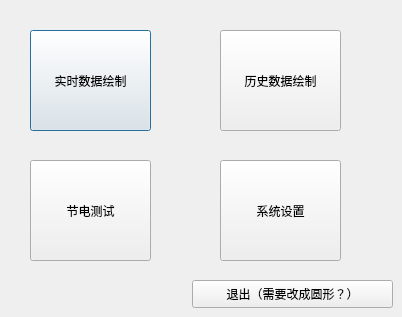
DaiLuyaoME/SavingEletricity, file mainwindow.ui: the form before one commit.
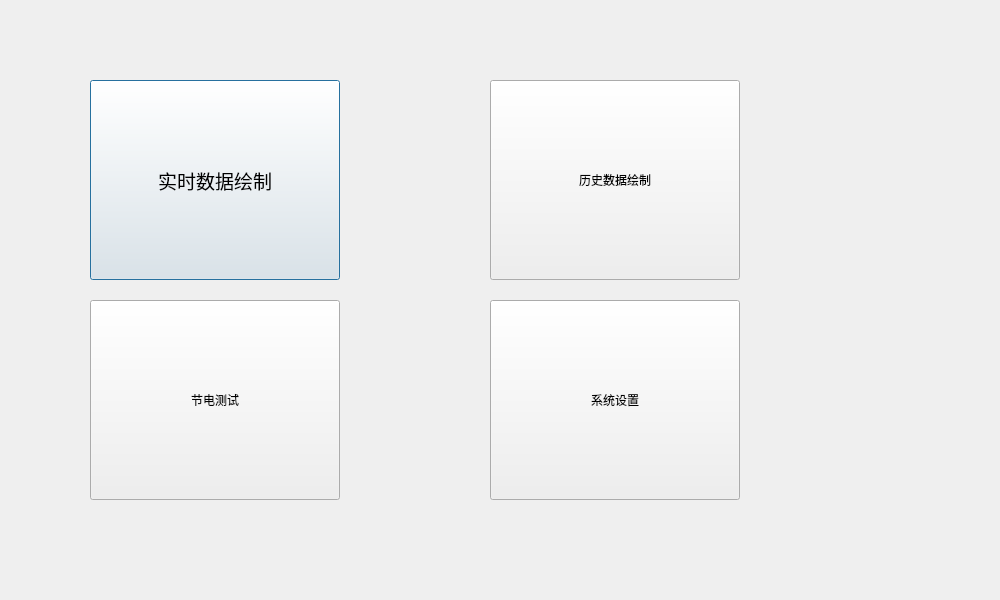
The form after the commit. Icons and pictures are not drawn.

Commit message: seperate plots, add icons

Patch:
```diff
--- a/mainwindow.ui
+++ b/mainwindow.ui
@@ -6,8 +6,8 @@
    <rect>
     <x>0</x>
     <y>0</y>
-    <width>402</width>
-    <height>317</height>
+    <width>1000</width>
+    <height>600</height>
    </rect>
   </property>
   <property name="windowTitle">
@@ -16,66 +16,146 @@
   <widget class="QPushButton" name="pushButton">
    <property name="geometry">
     <rect>
-     <x>30</x>
-     <y>30</y>
-     <width>121</width>
-     <height>101</height>
+     <x>90</x>
+     <y>80</y>
+     <width>250</width>
+     <height>200</height>
     </rect>
    </property>
+   <property name="font">
+    <font>
+     <family>黑体</family>
+     <pointsize>14</pointsize>
+    </font>
+   </property>
+   <property name="autoFillBackground">
+    <bool>false</bool>
+   </property>
+   <property name="styleSheet">
+    <string notr="true"/>
+   </property>
    <property name="text">
     <string>实时数据绘制</string>
    </property>
+   <property name="icon">
+    <iconset>
+     <normaloff>icon/realtime.ico</normaloff>icon/realtime.ico</iconset>
+   </property>
+   <property name="iconSize">
+    <size>
+     <width>128</width>
+     <height>128</height>
+    </size>
+   </property>
+   <property name="flat">
+    <bool>false</bool>
+   </property>
   </widget>
   <widget class="QPushButton" name="pushButton_2">
    <property name="geometry">
     <rect>
-     <x>220</x>
-     <y>30</y>
-     <width>121</width>
-     <height>101</height>
+     <x>490</x>
+     <y>80</y>
+     <width>250</width>
+     <height>200</height>
     </rect>
    </property>
    <property name="text">
     <string>历史数据绘制</string>
    </property>
+   <property name="icon">
+    <iconset>
+     <normaloff>icon/history.ico</normaloff>icon/history.ico</iconset>
+   </property>
+   <property name="iconSize">
+    <size>
+     <width>72</width>
+     <height>72</height>
+    </size>
+   </property>
   </widget>
   <widget class="QPushButton" name="pushButton_3">
    <property name="geometry">
     <rect>
-     <x>30</x>
-     <y>160</y>
-     <width>121</width>
-     <height>101</height>
+     <x>90</x>
+     <y>300</y>
+     <width>250</width>
+     <height>200</height>
     </rect>
    </property>
    <property name="text">
     <string>节电测试</string>
    </property>
+   <property name="icon">
+    <iconset>
+     <normaloff>icon/test.ico</normaloff>icon/test.ico</iconset>
+   </property>
+   <property name="iconSize">
+    <size>
+     <width>128</width>
+     <height>128</height>
+    </size>
+   </property>
   </widget>
   <widget class="QPushButton" name="pushButton_4">
    <property name="geometry">
     <rect>
-     <x>220</x>
-     <y>160</y>
-     <width>121</width>
-     <height>101</height>
+     <x>490</x>
+     <y>300</y>
+     <width>250</width>
+     <height>200</height>
     </rect>
    </property>
    <property name="text">
     <string>系统设置</string>
    </property>
+   <property name="icon">
+    <iconset>
+     <normaloff>icon/config.ico</normaloff>icon/config.ico</iconset>
+   </property>
+   <property name="iconSize">
+    <size>
+     <width>72</width>
+     <height>72</height>
+    </size>
+   </property>
+   <property name="flat">
+    <bool>false</bool>
+   </property>
   </widget>
   <widget class="QPushButton" name="pushButton_5">
    <property name="geometry">
     <rect>
-     <x>192</x>
-     <y>280</y>
-     <width>201</width>
-     <height>28</height>
+     <x>850</x>
+     <y>480</y>
+     <width>91</width>
+     <height>71</height>
     </rect>
    </property>
    <property name="text">
-    <string>退出（需要改成圆形？）</string>
+    <string/>
+   </property>
+   <property name="icon">
+    <iconset>
+     <normaloff>icon/exit.ico</normaloff>icon/exit.ico</iconset>
+   </property>
+   <property name="iconSize">
+    <size>
+     <width>48</width>
+     <height>48</height>
+    </size>
+   </property>
+   <property name="autoRepeat">
+    <bool>false</bool>
+   </property>
+   <property name="autoExclusive">
+    <bool>false</bool>
+   </property>
+   <property name="default">
+    <bool>false</bool>
+   </property>
+   <property name="flat">
+    <bool>true</bool>
    </property>
   </widget>
  </widget>
```
Left out of the diff: 2 changed lines with no effect on the pictures. The commit also changes 12 other files.
